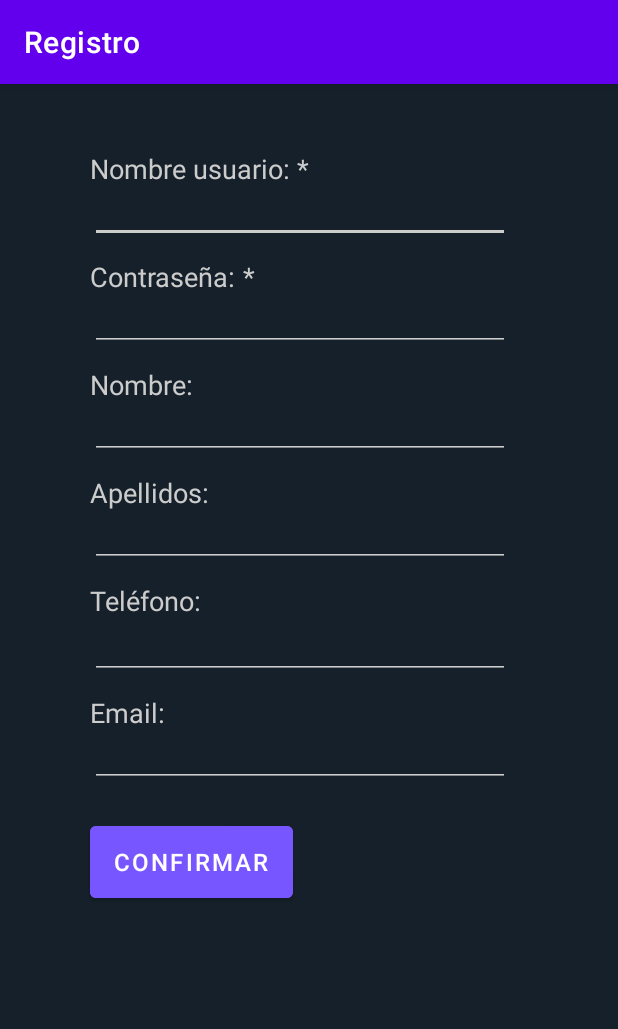
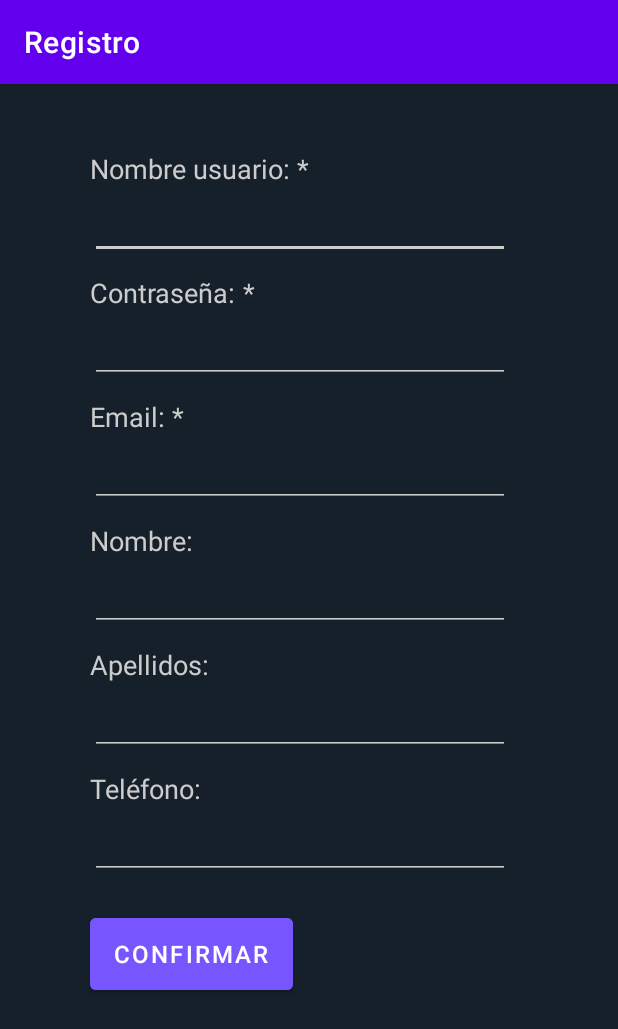
Before and after one commit to daniel-herlop/CiberCafe, an Android app: the Registro screen opened directly, with no data from a screen before it, on a phone screen of 412 x 824 dp. Shown: the top 1029 px of the screen. Run offline under Robolectric (Android 15) with nearby library versions, the phone set to English and light mode, and no system bars; our stand-ins replace Firebase (no records; nobody signed in at launch, a user with empty details on screens opened directly).

Commit message:
Control de entrada de datos Comentarios Borrar cuenta

```diff
--- a/app/src/main/java/com/example/cibercafe/ConfirmarReserva.java
+++ b/app/src/main/java/com/example/cibercafe/ConfirmarReserva.java
@@ -106,7 +106,7 @@ public class ConfirmarReserva extends AppCompatActivity {
             //se pone una alarma media hora antes de la reserva
             AlarmManager alarmMgr = (AlarmManager) this.getSystemService(Context.ALARM_SERVICE);
             Intent intent = new Intent(this, AlarmReceiver.class);
-            intent.putExtra("instalacion", producto);
+            intent.putExtra("producto", producto);
             intent.putExtra("hora",hora);
 
             PendingIntent alarmIntent = PendingIntent.getBroadcast(this, Integer.parseInt(reserva.getId()), intent, PendingIntent.FLAG_UPDATE_CURRENT);
--- a/app/src/main/java/com/example/cibercafe/MisReservas.java
+++ b/app/src/main/java/com/example/cibercafe/MisReservas.java
@@ -32,11 +32,14 @@ public class MisReservas extends AppCompatActivity {
         super.onCreate(savedInstanceState);
         setContentView(R.layout.mis_reservas);
 
+        //cogemos la colección Reservas
         databaseReference.child("Reservas").addValueEventListener(new ValueEventListener() {
             @Override
             public void onDataChange(@NonNull DataSnapshot snapshot) {
+                //recorremos la colección
                 for(DataSnapshot objetos : snapshot.getChildren()) {
                     Reserva reserva = objetos.getValue(Reserva.class);
+                    //buscamos todas las reservas a nuestro nombre con fecha posterior a la actual
                     if(reserva.getUsuario().equals(SaveSharedPreference.getUserName(MisReservas.this))){
                         //se coge la fecha actual del sistema y la de la reserva
                         SimpleDateFormat sdf = new SimpleDateFormat("dd/MM/yyyy HH:mm");
@@ -59,7 +62,7 @@ public class MisReservas extends AppCompatActivity {
 
                         ListView listaReservas = (ListView) findViewById(R.id.listaReservas);
 
-                        //Se fija el adaptador en la lista
+                        //Se fija el adaptador en la lista y se muestra
                         listaReservas.setAdapter(adaptador);
                     }
                 }
--- a/app/src/main/res/layout/registro.xml
+++ b/app/src/main/res/layout/registro.xml
@@ -16,6 +16,17 @@
         android:textColor="@color/primary_text"
         app:layout_constraintStart_toEndOf="@+id/textView2"
         app:layout_constraintTop_toTopOf="@+id/textView2" />
+
+    <TextView
+        android:id="@+id/textView11"
+        android:layout_width="18dp"
+        android:layout_height="18dp"
+        android:gravity="center"
+        android:text="*"
+        android:textColor="@color/primary_text"
+        android:textSize="18dp"
+        app:layout_constraintStart_toEndOf="@+id/textView6"
+        app:layout_constraintTop_toTopOf="@+id/textView6" />
 
     <TextView
         android:id="@+id/textView"
@@ -43,28 +54,28 @@
     <EditText
         android:id="@+id/entradaUsuario"
         android:layout_width="280dp"
-        android:layout_height="37dp"
+        android:layout_height="48dp"
         android:backgroundTint="@color/primary_text"
         android:ems="10"
         android:inputType="textPersonName"
         android:maxLength="20"
         android:textColor="@color/primary_text"
+        android:textCursorDrawable="@null"
         android:textSize="18dp"
-        android:textCursorDrawable="@null"
         app:layout_constraintStart_toStartOf="@+id/textView"
         app:layout_constraintTop_toBottomOf="@+id/textView" />
 
     <EditText
         android:id="@+id/entradaPassw"
         android:layout_width="280dp"
-        android:layout_height="37dp"
+        android:layout_height="48dp"
         android:backgroundTint="@color/primary_text"
         android:ems="10"
         android:inputType="textPassword"
         android:maxLength="20"
         android:textColor="@color/primary_text"
+        android:textCursorDrawable="@null"
         android:textSize="18dp"
-        android:textCursorDrawable="@null"
         app:layout_constraintStart_toStartOf="@+id/textView2"
         app:layout_constraintTop_toBottomOf="@+id/textView2" />
 
@@ -73,12 +84,12 @@
         android:layout_width="wrap_content"
         android:layout_height="60dp"
         android:layout_marginTop="20dp"
+        android:backgroundTint="@color/icons"
         android:onClick="registrarUsuario"
         android:text="@string/confirmar"
         android:textSize="16dp"
-        android:backgroundTint="@color/icons"
-        app:layout_constraintStart_toStartOf="@+id/entradaEmail"
-        app:layout_constraintTop_toBottomOf="@+id/entradaEmail" />
+        app:layout_constraintStart_toStartOf="@+id/entradaTelefono"
+        app:layout_constraintTop_toBottomOf="@+id/entradaTelefono" />
 
     <TextView
         android:id="@+id/textView3"
@@ -86,22 +97,22 @@
         android:layout_height="wrap_content"
         android:layout_marginTop="10dp"
         android:text="@string/nombre"
+        android:textColor="@color/primary_text"
         android:textSize="18dp"
-        android:textColor="@color/primary_text"
-        app:layout_constraintStart_toStartOf="@+id/entradaPassw"
-        app:layout_constraintTop_toBottomOf="@+id/entradaPassw" />
+        app:layout_constraintStart_toStartOf="@+id/entradaEmail"
+        app:layout_constraintTop_toBottomOf="@+id/entradaEmail" />
 
     <EditText
         android:id="@+id/entradaNombre"
         android:layout_width="280dp"
-        android:layout_height="37dp"
+        android:layout_height="48dp"
         android:backgroundTint="@color/primary_text"
         android:ems="10"
         android:inputType="textPersonName"
         android:maxLength="20"
         android:textColor="@color/primary_text"
+        android:textCursorDrawable="@null"
         android:textSize="18dp"
-        android:textCursorDrawable="@null"
         app:layout_constraintStart_toStartOf="@+id/textView3"
         app:layout_constraintTop_toBottomOf="@+id/textView3" />
 
@@ -119,14 +130,14 @@
     <EditText
         android:id="@+id/entradaApellidos"
         android:layout_width="280dp"
-        android:layout_height="37dp"
+        android:layout_height="48dp"
         android:backgroundTint="@color/primary_text"
         android:ems="10"
         android:inputType="textPersonName"
         android:maxLength="20"
         android:textColor="@color/primary_text"
+        android:textCursorDrawable="@null"
         android:textSize="18dp"
-        android:textCursorDrawable="@null"
         app:layout_constraintStart_toStartOf="@+id/textView4"
         app:layout_constraintTop_toBottomOf="@+id/textView4" />
 
@@ -144,7 +155,7 @@
     <EditText
         android:id="@+id/entradaTelefono"
         android:layout_width="280dp"
-        android:layout_height="40dp"
+        android:layout_height="48dp"
         android:backgroundTint="@color/primary_text"
         android:ems="10"
         android:inputType="phone"
@@ -161,25 +172,26 @@
         android:layout_height="wrap_content"
         android:layout_marginTop="10dp"
         android:text="@string/mail"
+        android:textColor="@color/primary_text"
+        android:textCursorDrawable="@null"
         android:textSize="18dp"
-        android:textCursorDrawable="@null"
-        android:textColor="@color/primary_text"
-        app:layout_constraintStart_toStartOf="@+id/entradaTelefono"
-        app:layout_constraintTop_toBottomOf="@+id/entradaTelefono" />
+        app:layout_constraintStart_toStartOf="@+id/entradaPassw"
+        app:layout_constraintTop_toBottomOf="@+id/entradaPassw" />
 
     <EditText
         android:id="@+id/entradaEmail"
         android:layout_width="280dp"
-        android:layout_height="37dp"
+        android:layout_height="48dp"
         android:backgroundTint="@color/primary_text"
         android:ems="10"
         android:inputType="textEmailAddress"
         android:maxLength="30"
         android:textColor="@color/primary_text"
+        android:textCursorDrawable="@null"
         android:textSize="18dp"
-        android:textCursorDrawable="@null"
         app:layout_constraintStart_toStartOf="@+id/textView6"
-        app:layout_constraintTop_toBottomOf="@+id/textView6" />
+        app:layout_constraintTop_toBottomOf="@+id/textView6"
+        tools:ignore="SpeakableTextPresentCheck" />
 
     <TextView
         android:id="@+id/textView9"
```
Also changed, not shown: app/src/main/java/com/example/cibercafe/AlarmReceiver.java (+4 -6 lines), app/src/main/java/com/example/cibercafe/AnularReserva.java (+10 -5 lines), app/src/main/java/com/example/cibercafe/Horas.java (+6 -1 lines), app/src/main/java/com/example/cibercafe/Login.java (+9 -6 lines), app/src/main/java/com/example/cibercafe/MainActivity.java (+34 -15 lines), app/src/main/java/com/example/cibercafe/Registro.java (+82 -20 lines), app/src/main/java/com/example/cibercafe/modelo/Firebase.java (+8 -0 lines).
